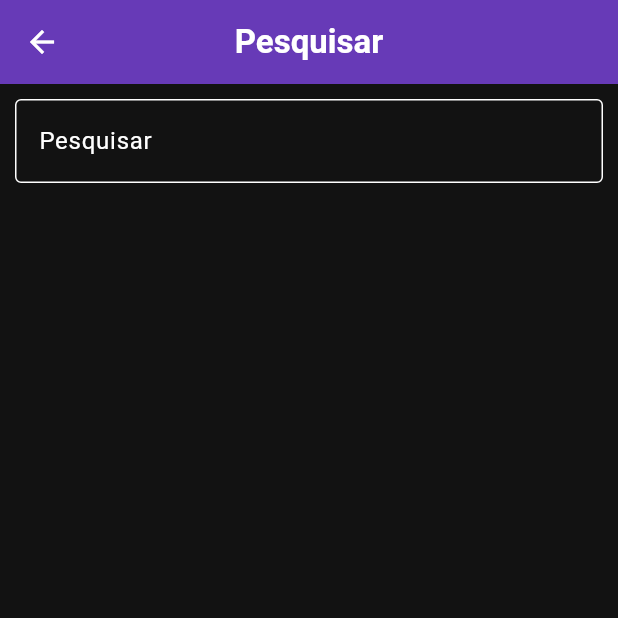
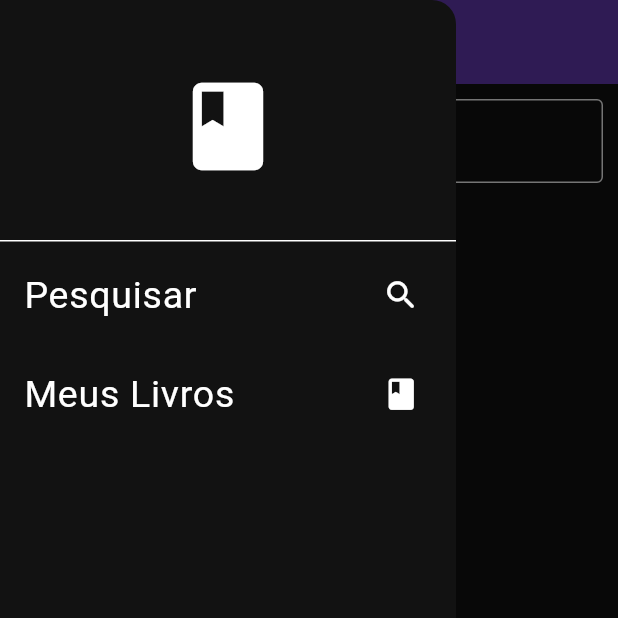
Before and after one commit to Moraes-Bruno/books_app, a Flutter app: the Pesquisar screen opened directly, with the side drawer open (before the commit the screen has no drawer), on a phone screen of 412 x 824 dp, the top half of it. Run offline on Flutter 3.47's test engine with Material 3 defaults, Android fonts, the phone set to English and light mode, and no system bars; our stand-ins replace flutter_dotenv, sqflite; accounts and stored records are empty.

Commit message:
alterado layout de navegação

```diff
--- a/lib/pages/pesquisar.dart
+++ b/lib/pages/pesquisar.dart
@@ -1,4 +1,5 @@
 import 'package:books_app/model/livro.dart';
+import 'package:books_app/pages/home_page.dart';
 import 'package:books_app/repository/livro_repository.dart';
 import 'package:books_app/repository/sqlite_crud.dart';
 import 'package:flutter/material.dart';
@@ -32,6 +33,44 @@ class _PesquisarState extends State<Pesquisar> {
           style: TextStyle(fontWeight: FontWeight.bold),
         ),
         centerTitle: true,
+      ),
+      drawer: Drawer(
+        child: ListView(
+          children: [
+            const DrawerHeader(child: Icon(Icons.book, size: 70)),
+            ListTile(
+              title: const Row(
+                mainAxisAlignment: MainAxisAlignment.spaceBetween,
+                children: [
+                  Text("Pesquisar", style: TextStyle(fontSize: 25)),
+                  Icon(Icons.search_rounded, size: 25)
+                ],
+              ),
+              onTap: () {
+                Navigator.push(context,
+                    MaterialPageRoute(builder: (context) => const Pesquisar()));
+              },
+            ),
+            const SizedBox(
+              height: 10,
+            ),
+            ListTile(
+              title: const Row(
+                mainAxisAlignment: MainAxisAlignment.spaceBetween,
+                children: [
+                  Text("Meus Livros", style: TextStyle(fontSize: 25)),
+                  Icon(Icons.book, size: 25)
+                ],
+              ),
+              onTap: () {
+                Navigator.push(
+                    context,
+                    MaterialPageRoute(
+                        builder: (context) => const MyHomePage()));
+              },
+            )
+          ],
+        ),
       ),
       body: Column(
         children: [
```
Also changed, not shown: lib/pages/home_page.dart (+14 -0 lines).
